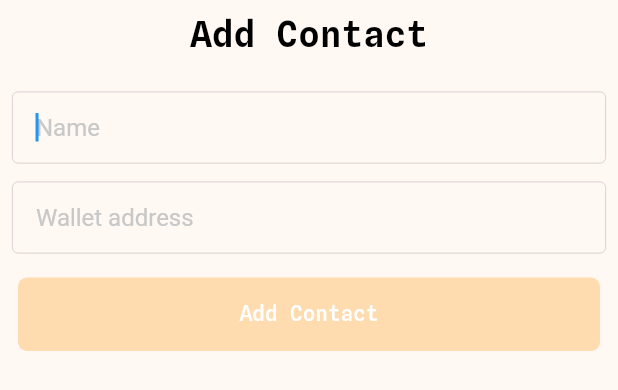
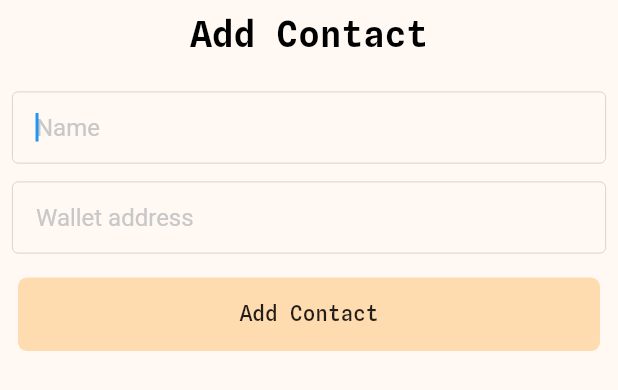
Before and after one commit to leostelon/tuna, a Flutter app: the AddContactModal widget shown alone on an empty page, opened directly, on a phone screen of 412 x 824 dp. Shown: the top 390 px of the screen. Run offline on Flutter 3.47's test engine with Material 2 defaults, Android fonts, the phone set to English and light mode, and no system bars; our stand-ins replace flutter_svg, get, get_storage, hex, qr_flutter; missing offline and left inert: bip39, ed25519_hd_key, qr_code_scanner, random_avatar, web3dart; accounts and stored records are empty.

Commit message:
minor changes

```diff
--- a/lib/components/add_contact_modal.dart
+++ b/lib/components/add_contact_modal.dart
@@ -85,7 +85,6 @@ class _AddContactModalState extends State<AddContactModal> {
               Button(
                 title: "Add Contact",
                 backgroundColor: primaryColor,
-                fontColor: Colors.white,
                 loading: loading,
                 onClick: aC,
               )
--- a/lib/screens/transactions.dart
+++ b/lib/screens/transactions.dart
@@ -58,7 +58,10 @@ class _TransactionsScreenState extends State<TransactionsScreen> {
               )
             : transactions.isEmpty
                 ? const Center(
-                    child: Text("You haven't made any transactions📥"))
+                    child: Text(
+                    "You haven't made any transactions📥",
+                    style: TextStyle(color: Colors.white),
+                  ))
                 : ListView.builder(
                     physics: const AlwaysScrollableScrollPhysics(),
                     shrinkWrap: false,
```
